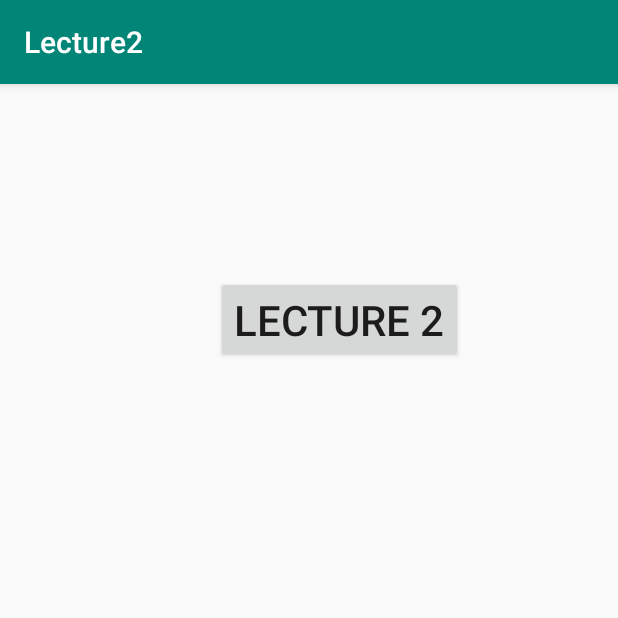
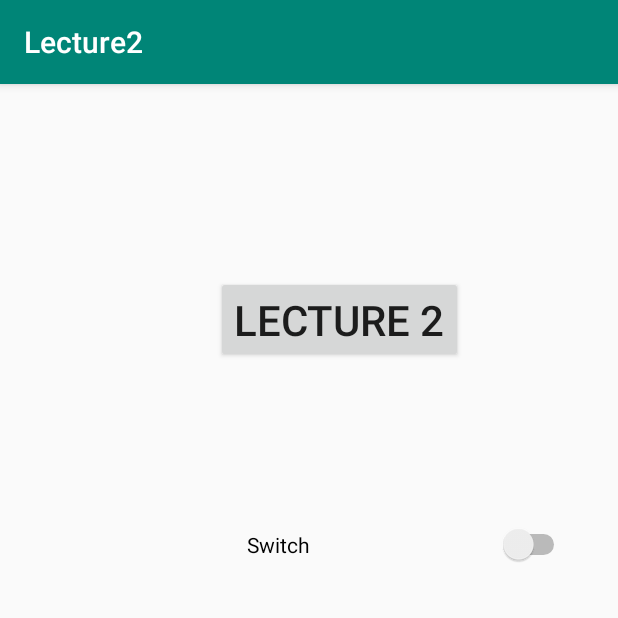
Before and after one commit to shadi-alhaj/Lecture2, an Android app: the screen it shows after launch (MainActivity), on a phone screen of 412 x 824 dp, the top half of it. Run offline under Robolectric (Android 15) with nearby library versions, the phone set to English and light mode, and no system bars.

Commit message:
Add Switch Component

```diff
--- a/app/src/main/res/layout/activity_main.xml
+++ b/app/src/main/res/layout/activity_main.xml
@@ -16,4 +16,15 @@
         android:textSize="28sp"
         app:layout_constraintStart_toStartOf="parent"
         app:layout_constraintTop_toTopOf="parent" />
+
+    <Switch
+        android:id="@+id/switch1"
+        android:layout_width="215dp"
+        android:layout_height="66dp"
+        android:layout_marginTop="88dp"
+        android:layout_marginEnd="32dp"
+        android:text="Switch"
+        app:layout_constraintEnd_toEndOf="parent"
+        app:layout_constraintTop_toBottomOf="@+id/btn1" />
+
 </androidx.constraintlayout.widget.ConstraintLayout>
```
